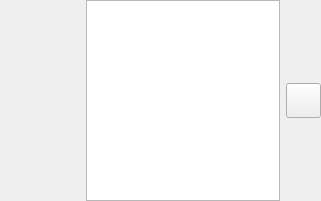
The window that QtWorkspace/PasswordManager/QWidget/ui/customField/customTextEdit.ui (Robert-Stackflow/Workspace) describes before a commit, drawn with Qt 5.
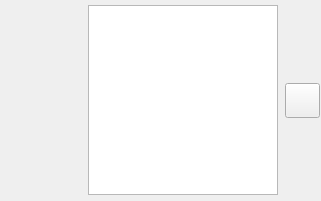
The same window after the commit.

Diff of the .ui file:
```diff
--- a/QtWorkspace/PasswordManager/QWidget/ui/customField/customTextEdit.ui
+++ b/QtWorkspace/PasswordManager/QWidget/ui/customField/customTextEdit.ui
@@ -61,7 +61,20 @@
      </widget>
     </item>
     <item>
-     <widget class="QTextEdit" name="controller"/>
+     <widget class="QTextEdit" name="controller">
+      <property name="minimumSize">
+       <size>
+        <width>190</width>
+        <height>190</height>
+       </size>
+      </property>
+      <property name="maximumSize">
+       <size>
+        <width>190</width>
+        <height>190</height>
+       </size>
+      </property>
+     </widget>
     </item>
     <item>
      <widget class="QPushButton" name="controllerJudge">
```
